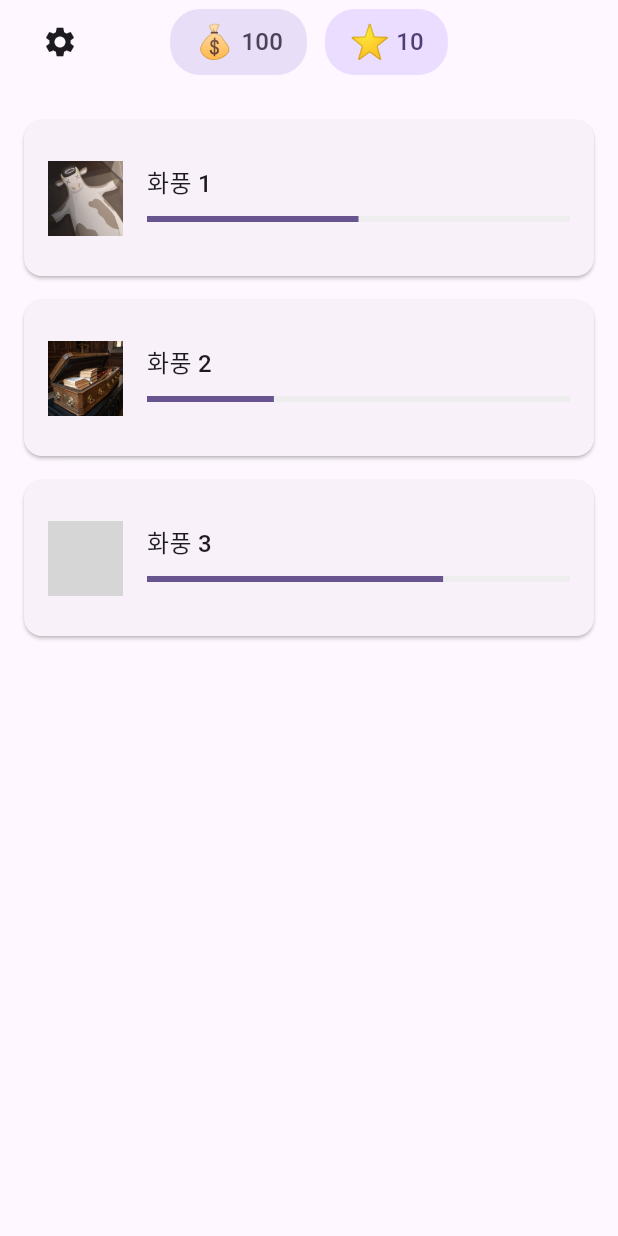
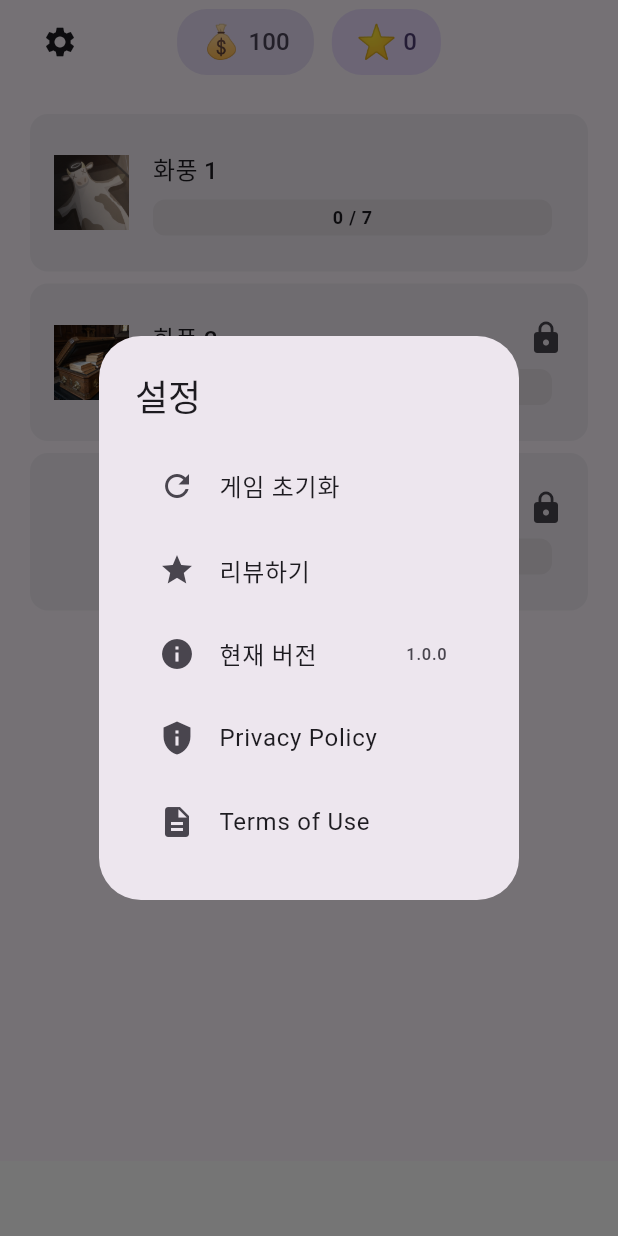
Before and after one commit to mingyuShim94/nonsensQuiz_flutter, a Flutter app: the screen it shows after launch, after a tap on the "settings" icon, on a phone screen of 412 x 824 dp. Run offline on Flutter 3.47's test engine with Material 3 defaults, Android fonts, the phone set to English and light mode, and no system bars; our stand-ins replace flutter_riverpod, freezed_annotation, go_router, google_mobile_ads, riverpod_annotation, shared_preferences; generated files the repository leaves out were written again; grey boxes are pictures that could not be loaded.

Commit message:
feat: 광고 및 진행도 관리 시스템 개선
- 광고 관련
  - 광고 로딩 상태 관리 개선
  - 광고 중복 생성 문제 해결
  - 광고 배너를 PersistentBottomAdLayout으로 통합

- 진행도 관리
  - SharedPreferences를 사용한 퀴즈 진행도 영구 저장 구현
  - 코인 시스템을 SharedPreferences로 변경
  - 스타일별 진행도 표시 UI 개선
  - 스타일 잠금 시스템 구현 (필요 별 개수)

- UI/UX 개선
  - 힌트 영역 탭으로 입력 필드 포커스 기능 추가
  - 다음 문제 이동 로직 개선 (미완료 문제로 이동)
  - 스타일 리스트 아이템 디자인 개선
  - 설정 페이지를 다이얼로그로 변경

- 기타
  - 불필요한 문서 파일 정리
  - 라우터 구조 개선

```diff
--- a/lib/models/style.dart
+++ b/lib/models/style.dart
@@ -9,7 +9,8 @@ class Style with _$Style {
     required String id,
     required String name,
     required String thumbnailPath,
-    required int progress,
+    @Default(0) int progress,
+    @Default(0) int requiredStars,
   }) = _Style;
 
   factory Style.fromJson(Map<String, dynamic> json) => _$StyleFromJson(json);
--- a/lib/pages/main/main_page.dart
+++ b/lib/pages/main/main_page.dart
@@ -1,8 +1,9 @@
 import 'package:flutter/material.dart';
 import 'package:flutter_riverpod/flutter_riverpod.dart';
+import 'package:nonsense_quiz/providers/coins_provider.dart';
 import 'package:nonsense_quiz/widgets/main/style_list.dart';
 import 'package:nonsense_quiz/providers/main_page_provider.dart';
-import 'package:nonsense_quiz/widgets/common/ad_banner.dart';
+import 'package:nonsense_quiz/widgets/settings/settings_dialog.dart';
 
 class MainPage extends ConsumerWidget {
   const MainPage({super.key});
@@ -29,7 +30,10 @@ class MainPage extends ConsumerWidget {
               iconSize: 24,
               padding: const EdgeInsets.all(12),
               onPressed: () {
-                Navigator.pushNamed(context, '/settings');
+                showDialog(
+                  context: context,
+                  builder: (context) => const SettingsDialog(),
+                );
               },
             ),
             Row(
@@ -149,7 +153,6 @@ class MainPage extends ConsumerWidget {
               ),
             ),
           ),
-          const AdBanner(),
         ],
       ),
     );
--- a/lib/pages/quiz_set/quiz_set_page.dart
+++ b/lib/pages/quiz_set/quiz_set_page.dart
@@ -3,7 +3,6 @@ import 'package:flutter_riverpod/flutter_riverpod.dart';
 import 'package:go_router/go_router.dart';
 import 'package:nonsense_quiz/data/quiz_data.dart';
 import 'package:nonsense_quiz/providers/quiz_progress_provider.dart';
-import 'package:nonsense_quiz/widgets/common/ad_banner.dart';
 
 class QuizSetPage extends ConsumerWidget {
   final String styleId;
@@ -85,7 +84,6 @@ class QuizSetPage extends ConsumerWidget {
               },
             ),
           ),
-          const AdBanner(),
         ],
       ),
     );
--- a/lib/providers/main_page_provider.dart
+++ b/lib/providers/main_page_provider.dart
@@ -2,18 +2,45 @@ import 'package:flutter_riverpod/flutter_riverpod.dart';
 import 'package:nonsense_quiz/models/style.dart';
 import 'package:nonsense_quiz/repositories/style_repository.dart';
 import 'package:nonsense_quiz/repositories/user_repository.dart';
+import 'package:nonsense_quiz/providers/quiz_progress_provider.dart';
 
 final styleListProvider = FutureProvider<List<Style>>((ref) async {
   final styleRepository = ref.read(styleRepositoryProvider);
-  return await styleRepository.getStyles();
+  final styles = await styleRepository.getStyles();
+  final progress = ref.watch(quizProgressProvider);
+
+  // 각 스타일의 진행도 계산
+  return styles.map((style) {
+    final styleId = 'style_${style.id.padLeft(2, '0')}';
+    final completedQuizzes = progress[styleId]?.length ?? 0;
+    final maxQuizCount = _getMaxQuizCount(style.id);
+    final progressPercent = (completedQuizzes * 100 ~/ maxQuizCount);
+
+    return style.copyWith(progress: progressPercent);
+  }).toList();
 });
 
-final coinsProvider = FutureProvider<int>((ref) async {
-  final userRepository = ref.read(userRepositoryProvider);
-  return await userRepository.getCoins();
+// 각 화풍별 최대 퀴즈 수
+int _getMaxQuizCount(String styleId) {
+  switch (styleId) {
+    case '1':
+      return 7;
+    case '2':
+      return 4;
+    case '3':
+      return 7;
+    default:
+      return 0;
+  }
+}
+
+final starsProvider = Provider<AsyncValue<int>>((ref) {
+  final progress = ref.watch(quizProgressProvider);
+  int totalStars = 0;
+
+  progress.forEach((_, quizIds) {
+    totalStars += quizIds.length;
+  });
+
+  return AsyncValue.data(totalStars);
 });
-
-final starsProvider = FutureProvider<int>((ref) async {
-  final userRepository = ref.read(userRepositoryProvider);
-  return await userRepository.getStars();
-});
--- a/lib/providers/quiz_progress_provider.dart
+++ b/lib/providers/quiz_progress_provider.dart
@@ -1,22 +1,59 @@
 import 'package:riverpod_annotation/riverpod_annotation.dart';
+import 'package:shared_preferences/shared_preferences.dart';
 
 part 'quiz_progress_provider.g.dart';
 
-@riverpod
+@Riverpod(keepAlive: true)
 class QuizProgress extends _$QuizProgress {
+  static const _progressKey = 'quiz_progress';
+  late SharedPreferences _prefs;
+
   @override
   Map<String, Set<String>> build() {
-    // styleId를 key로, 완료된 quizId Set을 value로 가지는 Map
+    _initPrefs();
     return {};
   }
 
-  void completeQuiz(String styleId, String quizId) {
-    final completedQuizzes = state[styleId] ?? {};
-    completedQuizzes.add(quizId);
-    state = {...state, styleId: completedQuizzes};
+  Future<void> _initPrefs() async {
+    _prefs = await SharedPreferences.getInstance();
+    final savedProgress = _prefs.getStringList(_progressKey) ?? [];
+
+    final progressMap = <String, Set<String>>{};
+    for (final progress in savedProgress) {
+      final parts = progress.split(':');
+      if (parts.length == 2) {
+        final styleId = parts[0];
+        final quizId = parts[1];
+        progressMap.putIfAbsent(styleId, () => {}).add(quizId);
+      }
+    }
+
+    state = progressMap;
+  }
+
+  Future<void> _saveProgress() async {
+    final progressList = <String>[];
+    state.forEach((styleId, quizIds) {
+      for (final quizId in quizIds) {
+        progressList.add('$styleId:$quizId');
+      }
+    });
+    await _prefs.setStringList(_progressKey, progressList);
   }
 
   bool isQuizCompleted(String styleId, String quizId) {
     return state[styleId]?.contains(quizId) ?? false;
   }
+
+  Future<void> completeQuiz(String styleId, String quizId) async {
+    final newState = Map<String, Set<String>>.from(state);
+    newState.putIfAbsent(styleId, () => {}).add(quizId);
+    state = newState;
+    await _saveProgress();
+  }
+
+  Future<void> resetProgress() async {
+    await _prefs.remove(_progressKey);
+    state = {};
+  }
 }
--- a/lib/repositories/style_repository.dart
+++ b/lib/repositories/style_repository.dart
@@ -9,23 +9,23 @@ class StyleRepository {
   Future<List<Style>> getStyles() async {
     // 각 스타일에 맞는 thumbnailPath 설정
     return [
-      Style(
+      const Style(
         id: '1',
         name: '화풍 1',
         thumbnailPath: 'assets/images/quiz/style_01/001.png',
-        progress: 50,
+        requiredStars: 0,
       ),
-      Style(
+      const Style(
         id: '2',
         name: '화풍 2',
         thumbnailPath: 'assets/images/quiz/style_02/001.png',
-        progress: 30,
+        requiredStars: 5,
       ),
-      Style(
+      const Style(
         id: '3',
         name: '화풍 3',
         thumbnailPath: 'assets/images/quiz/style_03/001.png',
-        progress: 70,
+        requiredStars: 10,
       ),
       // 필요한 만큼 더 많은 스타일 추가
     ];
--- a/lib/router/router.dart
+++ b/lib/router/router.dart
@@ -3,9 +3,15 @@ import 'package:go_router/go_router.dart';
 import 'package:nonsense_quiz/pages/main/main_page.dart';
 import 'package:nonsense_quiz/pages/quiz/quiz_page.dart';
 import 'package:nonsense_quiz/pages/quiz_set/quiz_set_page.dart';
+import 'package:nonsense_quiz/widgets/common/persistent_bottom_ad_layout.dart';
 
 final router = GoRouter(
   initialLocation: '/',
+  routes: [
+    ShellRoute(
+      builder: (context, state, child) {
+        return PersistentBottomAdLayout(child: child);
+      },
       routes: [
         GoRoute(
           path: '/',
@@ -29,4 +35,6 @@ final router = GoRouter(
         //   builder: (context, state) => const SettingsPage(), // 아직 미구현
         // ),
       ],
+    ),
+  ],
 );
--- a/lib/widgets/common/ad_banner.dart
+++ b/lib/widgets/common/ad_banner.dart
@@ -45,19 +45,31 @@ class _AdBannerState extends State<AdBanner> {
   @override
   void dispose() {
     _bannerAd?.dispose();
+    _isLoaded = false;
+    _isAdLoading = false;
     super.dispose();
   }
 
   void _loadAd() async {
-    if (!mounted) return;
+    if (!mounted || _isAdLoading) return;
 
+    setState(() {
+      _isAdLoading = true;
+    });
+
+    try {
       final width = MediaQuery.of(context).size.width.truncate();
       final size = await AdSize.getAnchoredAdaptiveBannerAdSize(
         Orientation.portrait,
         width,
       );
 
-    if (size == null || !mounted) return;
+      if (size == null || !mounted) {
+        setState(() {
+          _isAdLoading = false;
+        });
+        return;
+      }
 
       _bannerAd = BannerAd(
         adUnitId: _adUnitId,
@@ -67,19 +79,25 @@ class _AdBannerState extends State<AdBanner> {
           onAdLoaded: (ad) {
             setState(() {
               _isLoaded = true;
+              _isAdLoading = false;
             });
           },
           onAdFailedToLoad: (ad, error) {
             ad.dispose();
+            setState(() {
+              _isAdLoading = false;
+            });
           },
         ),
       );
 
-    try {
       await _bannerAd!.load();
     } catch (e) {
       _bannerAd?.dispose();
       _bannerAd = null;
+      setState(() {
+        _isAdLoading = false;
+      });
     }
   }
 
--- /dev/null
+++ b/lib/widgets/common/persistent_bottom_ad_layout.dart
@@ -0,0 +1,21 @@
+import 'package:flutter/material.dart';
+import 'package:nonsense_quiz/widgets/common/ad_banner.dart';
+
+class PersistentBottomAdLayout extends StatelessWidget {
+  final Widget child;
+
+  const PersistentBottomAdLayout({
+    super.key,
+    required this.child,
+  });
+
+  @override
+  Widget build(BuildContext context) {
+    return Column(
+      children: [
+        Expanded(child: child),
+        const AdBanner(),
+      ],
+    );
+  }
+}
--- a/lib/widgets/main/style_list_item.dart
+++ b/lib/widgets/main/style_list_item.dart
@@ -8,14 +8,13 @@ class StyleListItem extends StatelessWidget {
 
   const StyleListItem({super.key, required this.style, required this.stars});
 
+  bool get isLocked => stars < style.requiredStars;
+
   @override
   Widget build(BuildContext context) {
-    final isLocked = (style.id == '2' && stars < 5) ||
-        (style.id == '3' && stars < 10) ||
-        (style.id == '4' && stars < 15);
-
     return Card(
-      margin: const EdgeInsets.symmetric(vertical: 8.0),
+      elevation: 0,
+      color: Theme.of(context).colorScheme.surfaceContainer,
       child: ListTile(
         contentPadding: const EdgeInsets.all(16.0),
         leading: Image.asset(
@@ -24,18 +23,92 @@ class StyleListItem extends StatelessWidget {
           height: 50,
           fit: BoxFit.cover,
         ),
-        title: Text(
-          style.name,
-          style: Theme.of(context).textTheme.titleMedium,
+        title: Row(
+          children: [
+            Expanded(
+              child: Text(
+                style.name,
+                style: Theme.of(context).textTheme.titleMedium,
+              ),
+            ),
+            if (isLocked)
+              Padding(
+                padding: const EdgeInsets.only(left: 8),
+                child: const Icon(Icons.lock),
+              ),
+          ],
         ),
-        subtitle: LinearProgressIndicator(
-          value: style.progress / 100,
-          backgroundColor: Colors.grey[200],
-          color: Theme.of(context).colorScheme.primary,
+        subtitle: Padding(
+          padding: const EdgeInsets.only(top: 8, right: 8),
+          child: _buildProgressIndicator(context),
         ),
-        trailing: isLocked ? const Icon(Icons.lock) : null,
         onTap: isLocked ? null : () => context.push('/quiz-set/${style.id}'),
       ),
     );
   }
+
+  Widget _buildProgressIndicator(BuildContext context) {
+    final theme = Theme.of(context);
+    return Container(
+      width: double.infinity,
+      height: 24,
+      decoration: BoxDecoration(
+        color: theme.colorScheme.surfaceContainerHighest,
+        borderRadius: BorderRadius.circular(8),
+      ),
+      child: Stack(
+        children: [
+          if (!isLocked) ...[
+            FractionallySizedBox(
+              widthFactor: style.progress / 100,
+              child: Container(
+                decoration: BoxDecoration(
+                  color: theme.colorScheme.primary,
+                  borderRadius: BorderRadius.circular(8),
+                ),
+              ),
+            ),
+            Center(
+              child: Text(
+                '${(style.progress * _getMaxQuizCount(style.id) / 100).round()}'
+                ' / ${_getMaxQuizCount(style.id)}',
+                style: theme.textTheme.labelMedium?.copyWith(
+                  color: theme.colorScheme.onSurface,
+                  fontWeight: FontWeight.bold,
+                ),
+              ),
+            ),
+          ] else
+            Center(
+              child: Row(
+                mainAxisAlignment: MainAxisAlignment.center,
+                children: [
+                  const Text('⭐ '),
+                  Text(
+                    '${style.requiredStars}개 필요',
+                    style: theme.textTheme.labelMedium?.copyWith(
+                      color: theme.colorScheme.onSurface,
+                      fontWeight: FontWeight.bold,
+                    ),
+                  ),
+                ],
+              ),
+            ),
+        ],
+      ),
+    );
+  }
+
+  int _getMaxQuizCount(String styleId) {
+    switch (styleId) {
+      case '1':
+        return 7;
+      case '2':
+        return 4;
+      case '3':
+        return 7;
+      default:
+        return 0;
+    }
+  }
 }
--- /dev/null
+++ b/lib/widgets/settings/settings_dialog.dart
@@ -0,0 +1,92 @@
+import 'package:flutter/material.dart';
+import 'package:flutter_riverpod/flutter_riverpod.dart';
+import 'package:nonsense_quiz/providers/quiz_progress_provider.dart';
+import 'package:nonsense_quiz/providers/coins_provider.dart';
+import 'package:url_launcher/url_launcher.dart';
+
+class SettingsDialog extends ConsumerWidget {
+  const SettingsDialog({super.key});
+
+  @override
+  Widget build(BuildContext context, WidgetRef ref) {
+    final theme = Theme.of(context);
+
+    return AlertDialog(
+      title: const Text('설정'),
+      content: Column(
+        mainAxisSize: MainAxisSize.min,
+        children: [
+          ListTile(
+            leading: const Icon(Icons.refresh),
+            title: const Text('게임 초기화'),
+            onTap: () async {
+              final confirmed = await showDialog<bool>(
+                context: context,
+                builder: (context) => AlertDialog(
+                  title: const Text('게임 초기화'),
+                  content: const Text('모든 진행 상황이 삭제됩니다.\n정말 초기화하시겠습니까?'),
+                  actions: [
+                    TextButton(
+                      onPressed: () => Navigator.pop(context, false),
+                      child: const Text('취소'),
+                    ),
+                    TextButton(
+                      onPressed: () => Navigator.pop(context, true),
+                      child: Text(
+                        '초기화',
+                        style: TextStyle(color: theme.colorScheme.error),
+                      ),
+                    ),
+                  ],
+                ),
+              );
+
+              if (confirmed == true) {
+                // 게임 데이터 초기화
+                await ref.read(quizProgressProvider.notifier).resetProgress();
+                await ref.read(coinsProvider.notifier).resetCoins();
+                if (context.mounted) {
+                  Navigator.pop(context); // 설정 다이얼로그 닫기
+                }
+              }
+            },
+          ),
+          ListTile(
+            leading: const Icon(Icons.star),
+            title: const Text('리뷰하기'),
+            onTap: () {
+              launchUrl(Uri.parse(
+                'market://details?id=com.your.package.name', // 실제 패키지명으로 변경 필요
+              ));
+            },
+          ),
+          ListTile(
+            leading: const Icon(Icons.info),
+            title: const Text('현재 버전'),
+            trailing: const Text('1.0.0'), // 실제 버전으로 변경 필요
+          ),
+          ListTile(
+            leading: const Icon(Icons.privacy_tip),
+            title: const Text('Privacy Policy'),
+            onTap: () {
+              print('Privacy Policy');
+              // launchUrl(Uri.parse(
+              //   'https://your-privacy-policy-url.com', // 실제 URL로 변경 필요
+              // ));
+            },
+          ),
+          ListTile(
+            leading: const Icon(Icons.description),
+            title: const Text('Terms of Use'),
+            onTap: () {
+              print('Terms of Use');
+              // launchUrl(Uri.parse(
+              //   'https://your-terms-of-use-url.com', // 실제 URL로 변경 필요
+              // ));
+            },
+          ),
+        ],
+      ),
+    );
+  }
+}
--- a/pubspec.yaml
+++ b/pubspec.yaml
@@ -16,7 +16,7 @@ publish_to: "none" # Remove this line if you wish to publish to pub.dev
 # https://developer.apple.com/library/archive/documentation/General/Reference/InfoPlistKeyReference/Articles/CoreFoundationKeys.html
 # In Windows, build-name is used as the major, minor, and patch parts
 # of the product and file versions while build-number is used as the build suffix.
-version: 1.0.0+1
+version: 1.0.0+2
 
 environment:
   sdk: ^3.6.0
@@ -41,6 +41,8 @@ dependencies:
   json_annotation: ^4.8.1
   riverpod_annotation: ^2.3.3
   google_mobile_ads: ^5.3.1
+  shared_preferences: ^2.4.0
+  url_launcher: ^6.3.1
 
 dev_dependencies:
   flutter_test:
```
Also changed, not shown: lib/pages/quiz/quiz_page.dart (+79 -13 lines), lib/providers/coins_provider.dart (+22 -7 lines), lib/widgets/quiz/hint/hint_display.dart (+6 -1 lines), lib/widgets/quiz/input/answer_input_field.dart (+3 -4 lines), lib/models/style.freezed.dart, lib/models/style.g.dart, lib/providers/coins_provider.g.dart, lib/providers/quiz_progress_provider.g.dart, pubspec.lock, 10 other files. Lines whose indentation alone changed are shown as unchanged.
